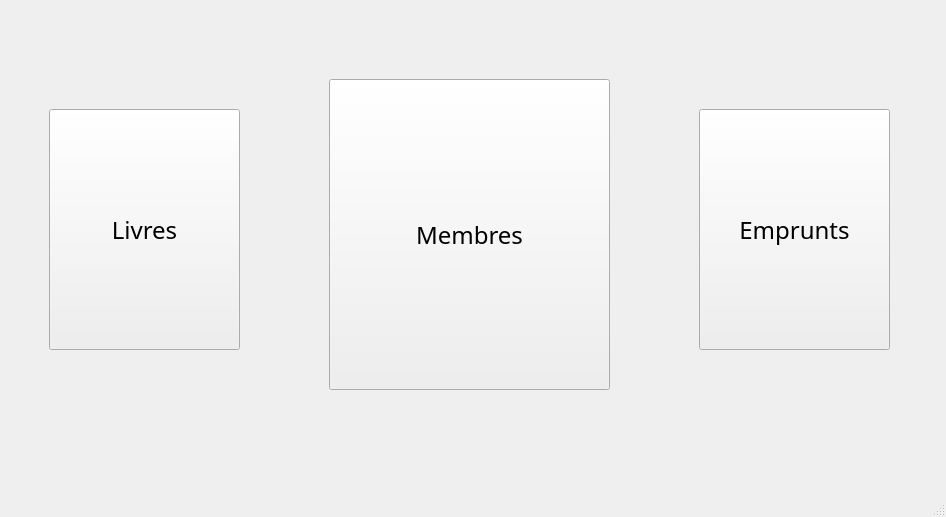
The window that ui/mainwindow.ui (Hajaniaina07/BiblioTECH) describes before a commit, drawn with Qt 5.
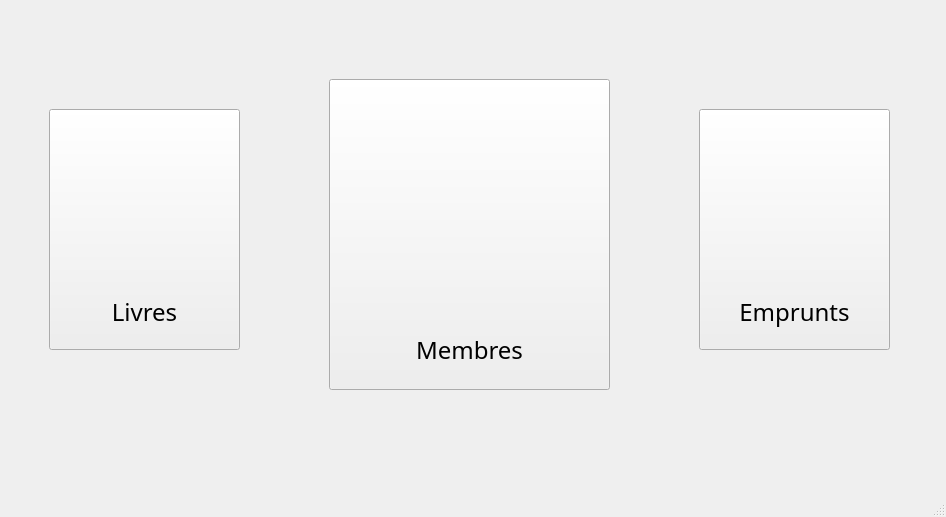
The same window after the commit. Icons and pictures are not drawn.

Commit message: end Livre ui

```diff
--- a/ui/mainwindow.ui
+++ b/ui/mainwindow.ui
@@ -47,10 +47,16 @@
          </font>
         </property>
         <property name="styleSheet">
-         <string notr="true">image: url(:/res/img/book.png);</string>
+         <string notr="true">image: url(:/res/img/book.png);
+color: rgb(0, 0, 0);</string>
         </property>
         <property name="text">
-         <string>Livres</string>
+         <string>
+
+
+
+
+Livres</string>
         </property>
        </widget>
        <widget class="QPushButton" name="membre_btn">
@@ -69,10 +75,18 @@
          </font>
         </property>
         <property name="styleSheet">
-         <string notr="true">image: url(:/res/img/uni.png);</string>
+         <string notr="true">image: url(:/res/img/uni.png);
+color: rgb(0, 0, 0);</string>
         </property>
         <property name="text">
-         <string>Membres</string>
+         <string>
+
+
+
+
+
+
+Membres</string>
         </property>
        </widget>
        <widget class="QPushButton" name="emprunt_btn">
@@ -91,10 +105,16 @@
          </font>
         </property>
         <property name="styleSheet">
-         <string notr="true">image: url(:/res/img/emprunter.png);</string>
+         <string notr="true">image: url(:/res/img/emprunter.png);
+color: rgb(0, 0, 0);</string>
         </property>
         <property name="text">
-         <string>Emprunts</string>
+         <string>
+
+
+
+
+Emprunts</string>
         </property>
        </widget>
       </widget>
```
